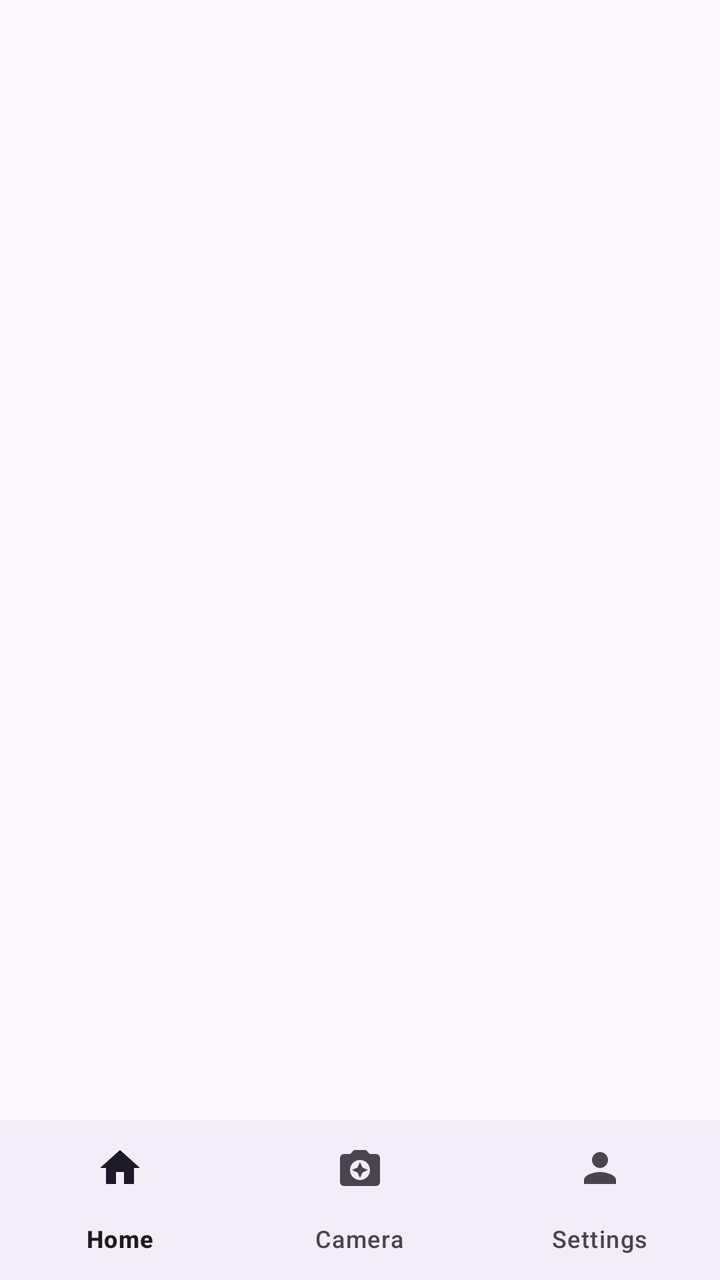
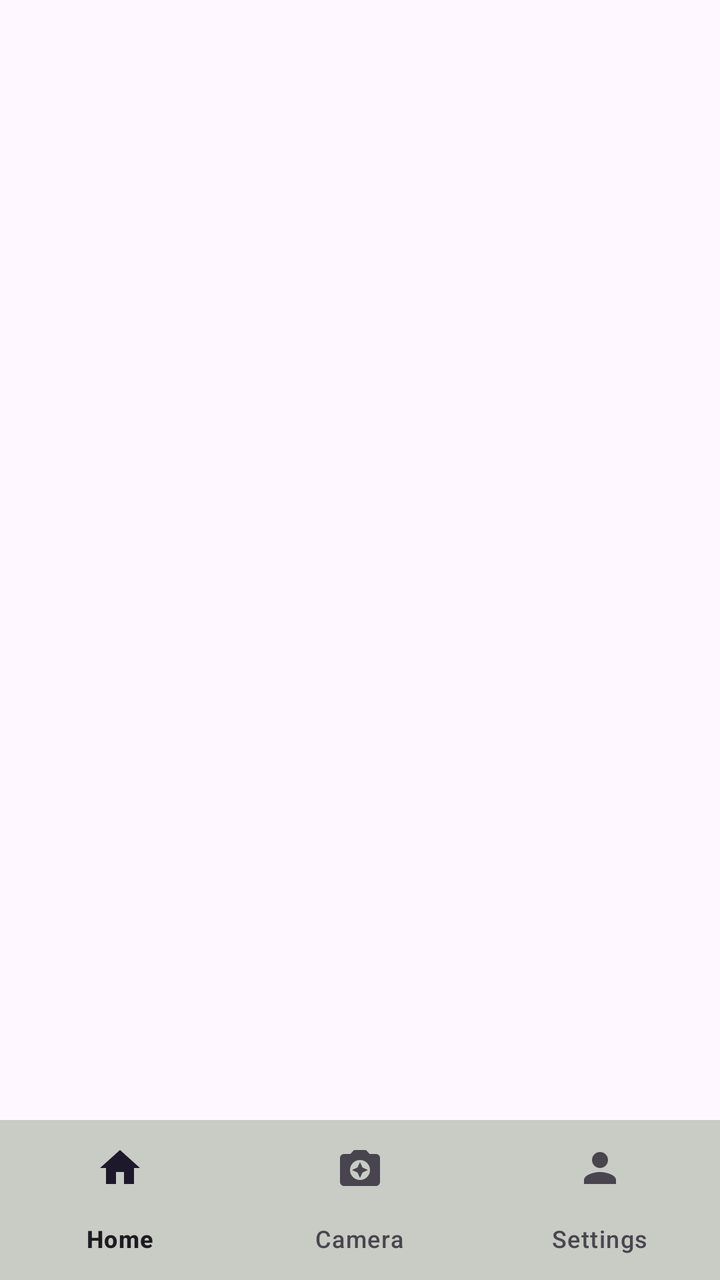

Two renders of the same Android screen: before a commit and after it. Below are the layout's source before the change and the commit's diff.
<!-- AndroidManifest.xml: application theme Theme.Emotify -->
<!-- res/layout/activity_main.xml -->
<?xml version="1.0" encoding="utf-8"?>
<androidx.constraintlayout.widget.ConstraintLayout xmlns:android="http://schemas.android.com/apk/res/android"
    xmlns:app="http://schemas.android.com/apk/res-auto"
    xmlns:tools="http://schemas.android.com/tools"
    android:id="@+id/main"
    android:layout_width="match_parent"
    android:layout_height="match_parent"
    tools:context=".View.MainActivity">

    <FrameLayout
        android:id="@+id/frameLayout"
        android:layout_width="0dp"
        android:layout_height="0dp"
        app:layout_constraintEnd_toEndOf="parent"
        app:layout_constraintStart_toStartOf="parent"
        app:layout_constraintTop_toTopOf="parent"
        tools:layout_editor_absoluteX="412dp"
        tools:layout_editor_absoluteY="579dp"
        app:layout_constraintBottom_toTopOf="@id/bottomNavigationView">

    </FrameLayout>

    <com.google.android.material.bottomnavigation.BottomNavigationView
        android:id="@+id/bottomNavigationView"
        android:layout_width="match_parent"
        android:layout_height="wrap_content"
        app:layout_constraintBottom_toBottomOf="parent"
        app:layout_constraintEnd_toEndOf="parent"
        app:menu="@menu/bottom_nav"
        />
</androidx.constraintlayout.widget.ConstraintLayout>
<!-- resources referenced by this layout -->
<resources>
  <style name="Theme.Emotify" parent="Base.Theme.Emotify" />
  <style name="Base.Theme.Emotify" parent="Theme.Material3.DayNight.NoActionBar">
          
          
      </style>
</resources>

<!-- the commit's change to res/layout/activity_main.xml (unified diff, before → after) -->
@@ -24,8 +24,8 @@
         android:id="@+id/bottomNavigationView"
         android:layout_width="match_parent"
         android:layout_height="wrap_content"
+        android:background="#C8CCC4"
         app:layout_constraintBottom_toBottomOf="parent"
         app:layout_constraintEnd_toEndOf="parent"
-        app:menu="@menu/bottom_nav"
-        />
+        app:menu="@menu/bottom_nav" />
 </androidx.constraintlayout.widget.ConstraintLayout>
